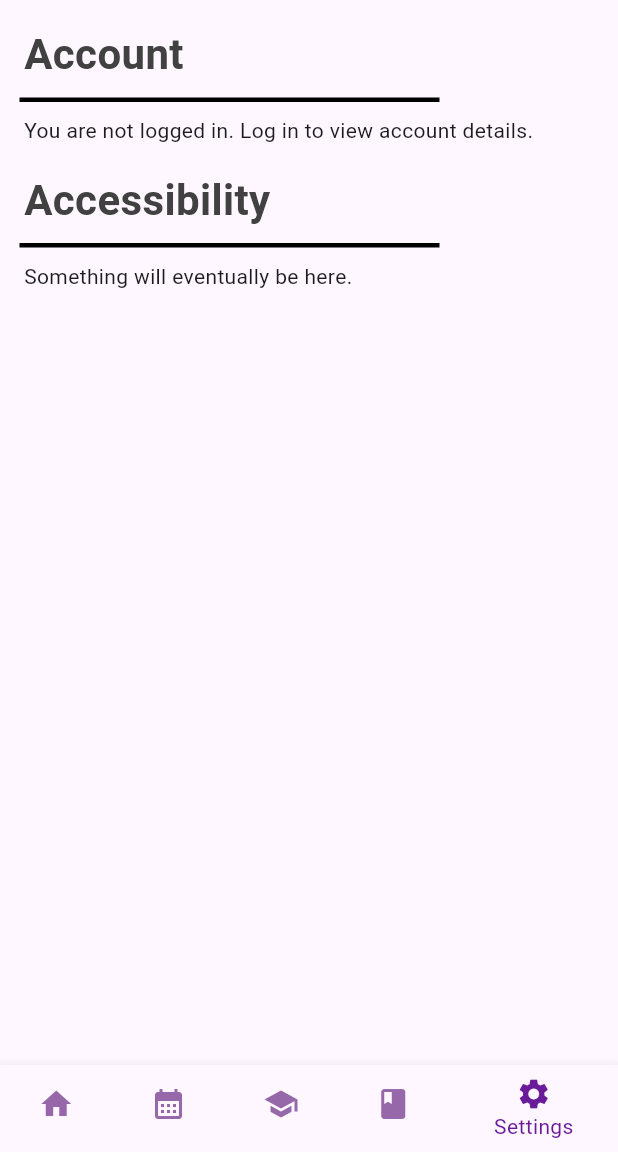
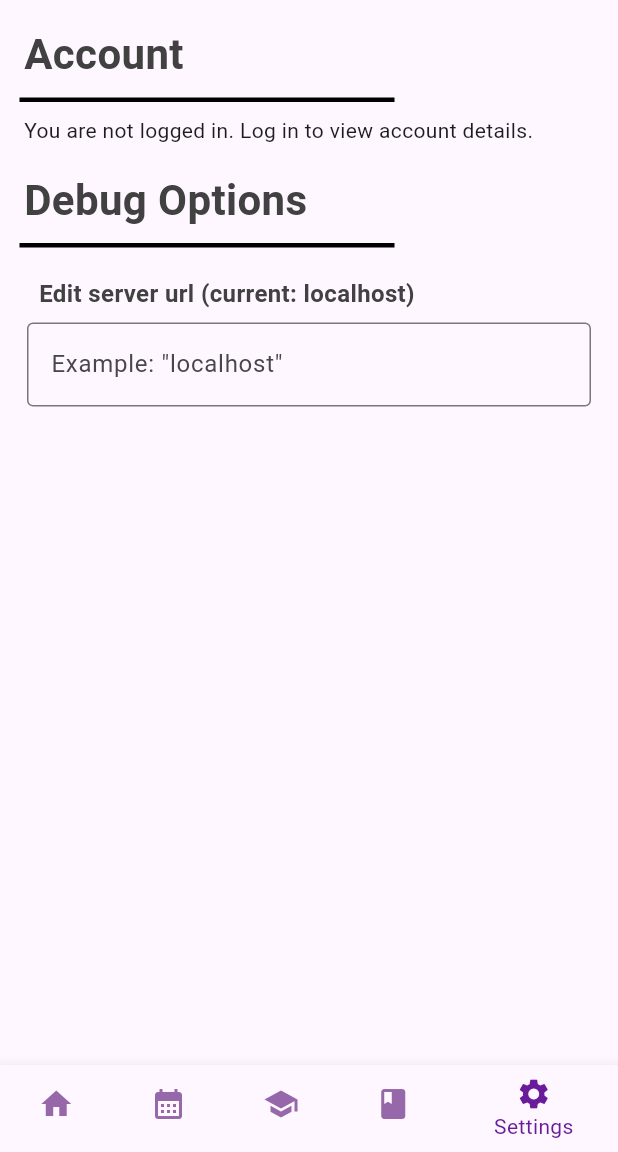
Before and after one commit to ebajec/EngLinks-App, a Flutter app: the screen it shows after launch, item 5 of the bottom bar chosen, on a phone screen of 412 x 824 dp, the part 84-1236 px from its top. Run offline on Flutter 3.47's test engine with Material 2 defaults, Android fonts, the phone set to English and light mode, and no system bars; our stand-ins replace table_calendar; network calls fail; Roboto replaces fonts that are missing (Helvetica).

Commit message:
server url can now be edited and view in the app

```diff
--- a/lib/app_state.dart
+++ b/lib/app_state.dart
@@ -3,8 +3,6 @@ import 'login.dart';
 import 'dart:convert';
 import 'package:http/http.dart' as http;
 import 'event_data.dart';
-
-const String server = '10.216.168.158:5000';
 
 /*
 * Global application state.  Only add stuff to this which will need to be shared
@@ -13,6 +11,8 @@ user settings.  Other information pertaining to the state of a particular page
 should be contained within the state of that page.
 */
 class AppState extends ChangeNotifier {
+  String serverURL = 'localhost';
+
   bool loginNotifier = false;
   String? _username;
 
@@ -23,11 +23,16 @@ class AppState extends ChangeNotifier {
   };
 
   AppState() {
-    retrieveEventData('first year', server);
-    retrieveEventData('upper year', server);
+    retrieveEventData('first year');
+    retrieveEventData('upper year');
   }
 
-  Future<bool> retrieveEventData(String type, String serverURL) async {
+  void setServerURL(String url) {
+    serverURL = url;
+    notifyListeners();
+  }
+
+  Future<bool> retrieveEventData(String type) async {
     String filename;
 
     if (type == 'first year') {
--- a/lib/login.dart
+++ b/lib/login.dart
@@ -97,7 +97,7 @@ class LoginFormState extends State<LoginForm> {
                 child: ElevatedButton(
                   onPressed: () async {
                     if (_formKey.currentState!.validate()) {
-                      var url = Uri.http('192.168.2.92:5000', '/login');
+                      var url = Uri.http(appState.serverURL, '/login');
 
                       var attemptResponse = await appState.attemptLogin(
                           usernameController.text,
--- a/lib/options_page.dart
+++ b/lib/options_page.dart
@@ -1,4 +1,3 @@
-
 import 'package:flutter/material.dart';
 import 'package:provider/provider.dart';
 import 'my_styles.dart';
@@ -30,14 +29,14 @@ class _OptionsPageState extends State<OptionsPage> {
             alignment: Alignment.centerLeft,
             style: MyTextStyles.titleMedium(context),
           ),
-          AlignedBar(width: 300),
+          AlignedBar(width: 270),
           AccountPage(loginState: appState.isLoggedIn()),
           AlignedText(
-              text: "Accessibility",
+              text: "Debug Options",
               alignment: Alignment.centerLeft,
               style: MyTextStyles.titleMedium(context)),
-          AlignedBar(width: 300),
-          AccessibilityPage(),
+          AlignedBar(width: 270),
+          DebugPage(),
         ],
       ),
     );
@@ -81,16 +80,54 @@ class _AccountPageState extends State<AccountPage> {
   }
 }
 
-class AccessibilityPage extends StatelessWidget {
-  const AccessibilityPage({
+class DebugPage extends StatefulWidget {
+  const DebugPage({
     super.key,
   });
 
   @override
+  State<DebugPage> createState() => _DebugPageState();
+}
+
+class _DebugPageState extends State<DebugPage> {
+  String? _serverUrl;
+
+  @override
   Widget build(BuildContext context) {
-    return AlignedText(
-        text: 'Something will eventually be here.',
-        alignment: Alignment.centerLeft);
+    var appState = context.watch<AppState>();
+
+    return Padding(
+      padding: const EdgeInsets.all(10.0),
+      child: Column(
+        children: [
+          AlignedText(
+            alignment: Alignment.centerLeft,
+            text: 'Edit server url (current: ${appState.serverURL})',
+            style: MyTextStyles.bold(context, 16),
+          ),
+          Align(
+            alignment: Alignment.centerLeft,
+            child: SizedBox(
+              width: 400,
+              child: TextField(
+                onChanged: (value) {
+                  _serverUrl = value;
+                },
+                onEditingComplete: () {
+                  if (_serverUrl != null && _serverUrl != '') {
+                    appState.setServerURL(_serverUrl!);
+                  }
+                },
+                decoration: InputDecoration(
+                  labelText: 'Example: "localhost"',
+                  border: OutlineInputBorder(),
+                ),
+              ),
+            ),
+          ),
+        ],
+      ),
+    );
   }
 }
 
--- a/lib/tutor_page.dart
+++ b/lib/tutor_page.dart
@@ -1,4 +1,3 @@
-
 import 'package:englinks_app/my_styles.dart';
 import 'package:flutter/material.dart';
 import 'package:provider/provider.dart';
@@ -287,7 +286,7 @@ class TutorFormState extends State<TutorForm> {
                   String formDataJSON = json.encode(formData);
 
                   var url =
-                      Uri.http('192.168.2.92:5000', 'recieve_tutor_request');
+                      Uri.http(appState.serverURL, 'recieve_tutor_request');
 
                   var response =
                       await postTutorRequest(url, formDataJSON, context);
```
Also changed, not shown: lib/events_page.dart (+36 -29 lines), lib/resource_page.dart (+30 -21 lines).
